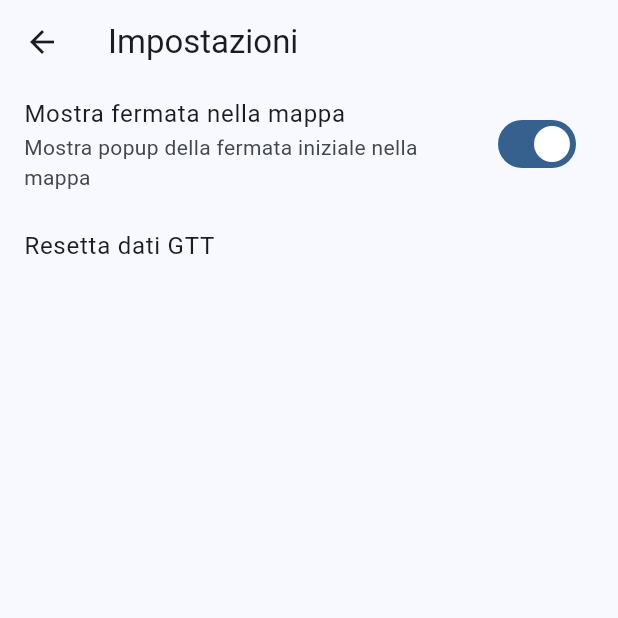
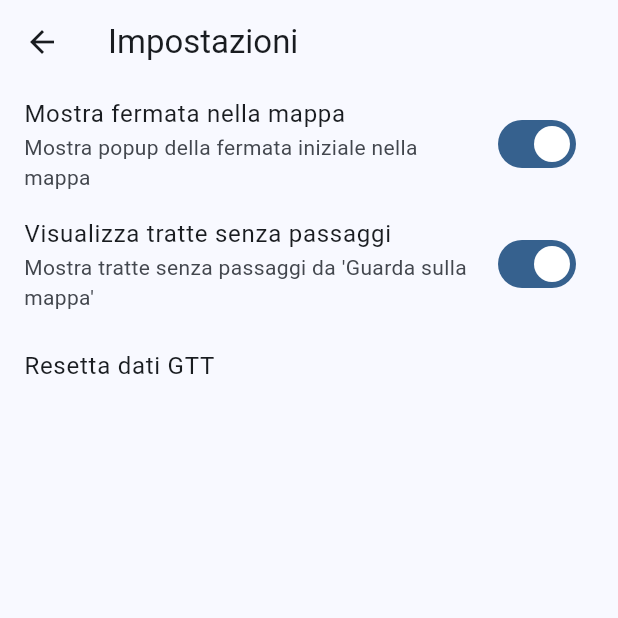
Before and after one commit to amxDusT/GTT-app, a Flutter app: the SettingsPage screen opened directly, on a phone screen of 412 x 824 dp, the top half of it. Run offline on Flutter 3.47's test engine with Material 3 defaults, Android fonts, the phone set to English and light mode, and no system bars; our stand-ins replace convert, flutter_colorpicker, flutter_map, flutter_secure_storage, flutter_typeahead, get and 4 more; missing offline and left inert: flutter_displaymode, flutter_map_marker_popup, icon_decoration, install_plugin, mqtt_client, nfc_manager; accounts and stored records are empty; network calls fail; statements that could not run were skipped.

```diff
--- a/lib/controllers/loading_controller.dart
+++ b/lib/controllers/loading_controller.dart
@@ -2,6 +2,7 @@ import 'package:flutter/material.dart';
 import 'package:flutter_gtt/controllers/route_list_controller.dart';
 import 'package:flutter_gtt/pages/home_page.dart';
 import 'package:flutter_gtt/resources/api.dart';
+import 'package:flutter_gtt/testing/testing_page.dart';
 import 'package:get/get.dart';
 
 class LoadingController extends GetxController {
@@ -82,5 +83,6 @@ class LoadingController extends GetxController {
     }
     await Future.delayed(duration);
     Get.off(() => HomePage());
+    //Get.off(() => Testing());
   }
 }
--- a/lib/controllers/settings_controller.dart
+++ b/lib/controllers/settings_controller.dart
@@ -9,11 +9,18 @@ class SettingsController extends GetxController {
   final _homeController = Get.find<HomeController>();
 
   final RxBool isFermataShowing = Storage.isFermataShowing.obs;
-
+  final RxBool isRouteWithoutPassagesShowing =
+      Storage.isRouteWithoutPassagesShowing.obs;
   void switchFermataShowing() {
     isFermataShowing.value = !isFermataShowing.value;
     Storage.setParam(
         StorageParam.fermataMap, isFermataShowing.value.toString());
+  }
+
+  void switchRouteWithoutPassagesShowing() {
+    isRouteWithoutPassagesShowing.value = !isRouteWithoutPassagesShowing.value;
+    Storage.setParam(StorageParam.routeWithoutPassagesMap,
+        isRouteWithoutPassagesShowing.value.toString());
   }
 
   void resetData() async {
--- a/lib/pages/settings_page.dart
+++ b/lib/pages/settings_page.dart
@@ -27,6 +27,20 @@ class SettingsPage extends StatelessWidget {
             },
           ),
           ListTile(
+            title: const Text('Visualizza tratte senza passaggi'),
+            subtitle: const Text(
+                'Mostra tratte senza passaggi da \'Guarda sulla mappa\''),
+            trailing: Obx(() => Switch(
+                  value:
+                      _settingsController.isRouteWithoutPassagesShowing.value,
+                  onChanged: (value) =>
+                      _settingsController.switchRouteWithoutPassagesShowing(),
+                )),
+            onTap: () {
+              _settingsController.resetData();
+            },
+          ),
+          ListTile(
             title: const Text('Resetta dati GTT'),
             onTap: () {
               _settingsController.resetData();
--- a/lib/resources/storage.dart
+++ b/lib/resources/storage.dart
@@ -2,11 +2,12 @@ import 'package:flutter/material.dart';
 import 'package:flutter_gtt/resources/globals.dart';
 import 'package:flutter_secure_storage/flutter_secure_storage.dart';
 
-enum StorageParam { color, fermataMap }
+enum StorageParam { color, fermataMap, routeWithoutPassagesMap }
 
 class Storage {
   static Color chosenColor = initialColor;
   static bool isFermataShowing = true;
+  static bool isRouteWithoutPassagesShowing = true;
   static const _storage = FlutterSecureStorage();
 
   static void loadSettings() async {
@@ -15,6 +16,9 @@ class Storage {
 
     isFermataShowing =
         bool.parse(await getParam(StorageParam.fermataMap) ?? 'true');
+
+    isRouteWithoutPassagesShowing = bool.parse(
+        await getParam(StorageParam.routeWithoutPassagesMap) ?? 'true');
   }
 
   static String colorToString(Color color) =>
```
Also changed, not shown: lib/controllers/map/map_controller.dart (+8 -1 lines), lib/controllers/route_list_controller.dart (+6 -6 lines), lib/pages/map/map_page.dart (+15 -5 lines).
